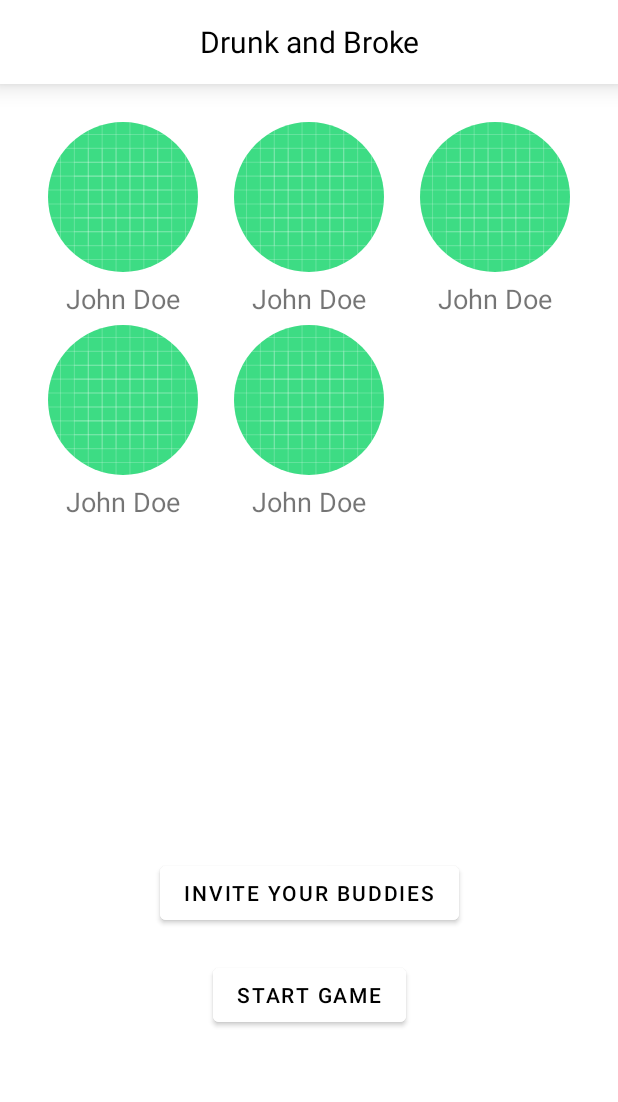
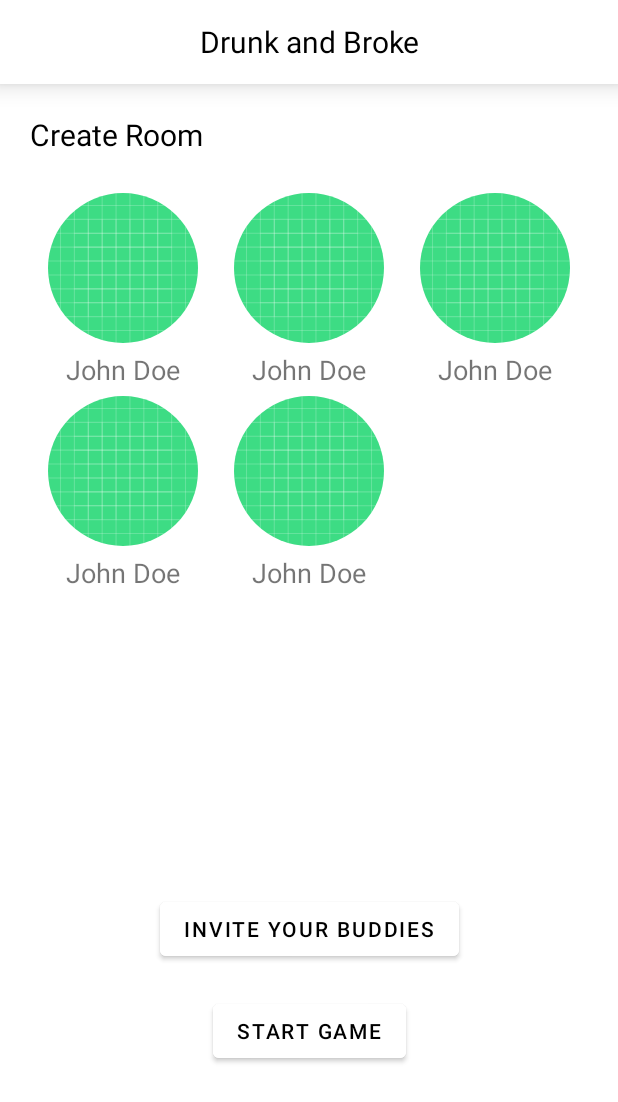
Before and after one commit to rawlin/Drunk-Cards, an Android app: the layout fragment_game_room.xml on its own in the app's theme, with its tools: preview values and no code run, on a phone screen of 412 x 824 dp. Shown: the top 1102 px of the screen. Run offline under Robolectric (Android 15) with nearby library versions, the phone set to English and light mode, and no system bars; plain views replace MaterialRippleLayout.

Commit message:
fixed some bugs

```diff
--- a/app/src/main/java/com/example/drunkcards/PublicGameSchedulerFragment.kt
+++ b/app/src/main/java/com/example/drunkcards/PublicGameSchedulerFragment.kt
@@ -3,6 +3,7 @@ package com.example.drunkcards
 import android.os.Bundle
 import android.view.View
 import androidx.fragment.app.Fragment
+import androidx.navigation.fragment.findNavController
 import com.example.drunkcards.adapters.MatchesAdapter
 import com.example.drunkcards.adapters.PlayersAdapter
 import com.example.drunkcards.databinding.FragmentPublicGameSchedulerBinding
@@ -33,6 +34,7 @@ class PublicGameSchedulerFragment:Fragment(R.layout.fragment_public_game_schedul
 
         binding.btnStart.setOnClickListener{
             //todo only admin can start the game
+            findNavController().navigate(R.id.action_publicGameSchedulerFragment_to_publicGameParticipantsFragment)
         }
     }
 
--- a/app/src/main/java/com/example/drunkcards/StartScreenFragment.kt
+++ b/app/src/main/java/com/example/drunkcards/StartScreenFragment.kt
@@ -8,8 +8,6 @@ import android.view.ViewGroup
 import androidx.navigation.fragment.findNavController
 import com.example.drunkcards.databinding.FragmentStartScreenBinding
 import com.example.drunkcards.utils.Constants
-import com.example.drunkcards.utils.Constants.PRIVATE_ROOM
-import com.example.drunkcards.utils.Constants.PUBLIC_ROOM
 
 
 class StartScreenFragment : Fragment(R.layout.fragment_start_screen) {
@@ -22,7 +20,7 @@ class StartScreenFragment : Fragment(R.layout.fragment_start_screen) {
         binding.apply {
             privateRoomButton.setOnClickListener {
                 val bundle = Bundle().apply {
-                    putString(PRIVATE_ROOM, PRIVATE_ROOM)
+                    putString(Constants.PUBLIC_PRIVATE_ROOM, "private")
                 }
                 findNavController().navigate(
                     R.id.action_startScreenFragment_to_gameRoomFragment,
@@ -32,7 +30,7 @@ class StartScreenFragment : Fragment(R.layout.fragment_start_screen) {
 
             publicRoomButton.setOnClickListener {
                 val bundle = Bundle().apply {
-                    putString(PUBLIC_ROOM, PUBLIC_ROOM)
+                    putString(Constants.PUBLIC_PRIVATE_ROOM, "public")
                 }
                 findNavController().navigate(
                     R.id.action_startScreenFragment_to_gameRoomFragment,
--- a/app/src/main/java/com/example/drunkcards/utils/Constants.kt
+++ b/app/src/main/java/com/example/drunkcards/utils/Constants.kt
@@ -2,6 +2,6 @@ package com.example.drunkcards.utils
 
 object Constants {
 
-    const val PRIVATE_ROOM = "Private Room"
-    const val PUBLIC_ROOM = "Public Room"
+    const val PUBLIC_PRIVATE_ROOM = "PUBLIC_PRIVATE_ROOM"
+//    const val PUBLIC_ROOM = "Public Room"
 }
--- a/app/src/main/res/layout/fragment_game_room.xml
+++ b/app/src/main/res/layout/fragment_game_room.xml
@@ -27,6 +27,17 @@
 
     </androidx.appcompat.widget.Toolbar>
 
+    <TextView
+        android:id="@+id/tv_dumb"
+        android:textColor="@color/black"
+        android:textSize="@dimen/large_text_size"
+        tools:text="Create Room"
+        android:layout_marginTop="@dimen/large_margin"
+        app:layout_constraintStart_toStartOf="@id/rv_players"
+        app:layout_constraintTop_toBottomOf="@id/toolbar"
+        android:layout_width="wrap_content"
+        android:layout_height="wrap_content"/>
+
     <androidx.recyclerview.widget.RecyclerView
         android:layout_marginRight="@dimen/large_margin"
         android:layout_marginLeft="@dimen/large_margin"
@@ -35,7 +46,7 @@
         app:spanCount="3"
         app:layoutManager="androidx.recyclerview.widget.GridLayoutManager"
         tools:listitem="@layout/rv_item_player"
-        app:layout_constraintTop_toBottomOf="@id/toolbar"
+        app:layout_constraintTop_toBottomOf="@id/tv_dumb"
         android:id="@+id/rv_players"
         android:layout_width="match_parent"
         android:layout_height="wrap_content"/>
```
Also changed, not shown: app/src/main/java/com/example/drunkcards/GameRoomFragment.kt (+12 -2 lines), app/src/main/java/com/example/drunkcards/PublicGameGraderFragment.kt (+7 -1 lines), app/src/main/java/com/example/drunkcards/PublicGameParticipantsFragment.kt (+8 -2 lines), app/src/main/java/com/example/drunkcards/TurnEndFragment.kt (+15 -0 lines), 1 other file.
